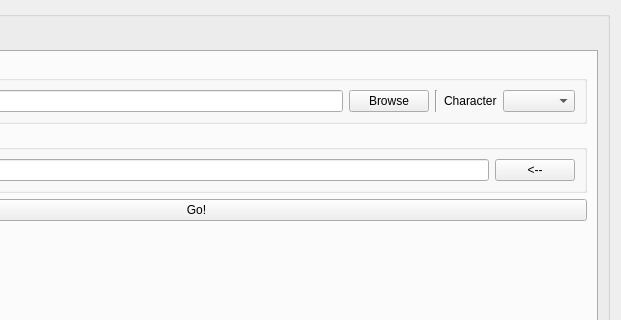
Before: the Qt Designer form source/solstice/tools/xgenmanager/xgenmanager.ui in Solstice-Short-Film/solstice-tools-xgenmanager, drawn with Qt 5; both pictures show x 228 to 849 and y 0 to 320 of the 849 by 620 pixel window.
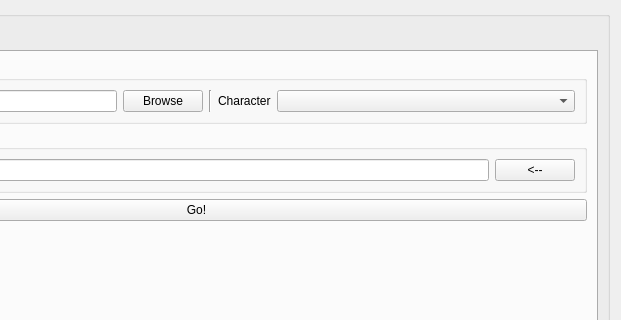
After: the same form once the commit is applied.

Commit message: Now characters combobox width is expanded to fill its contents

```diff
--- a/source/solstice/tools/xgenmanager/xgenmanager.ui
+++ b/source/solstice/tools/xgenmanager/xgenmanager.ui
@@ -176,7 +176,14 @@
               </widget>
              </item>
              <item>
-              <widget class="QComboBox" name="import_character_cbx"/>
+              <widget class="QComboBox" name="import_character_cbx">
+               <property name="sizePolicy">
+                <sizepolicy hsizetype="Expanding" vsizetype="Fixed">
+                 <horstretch>0</horstretch>
+                 <verstretch>0</verstretch>
+                </sizepolicy>
+               </property>
+              </widget>
              </item>
             </layout>
            </widget>
```
